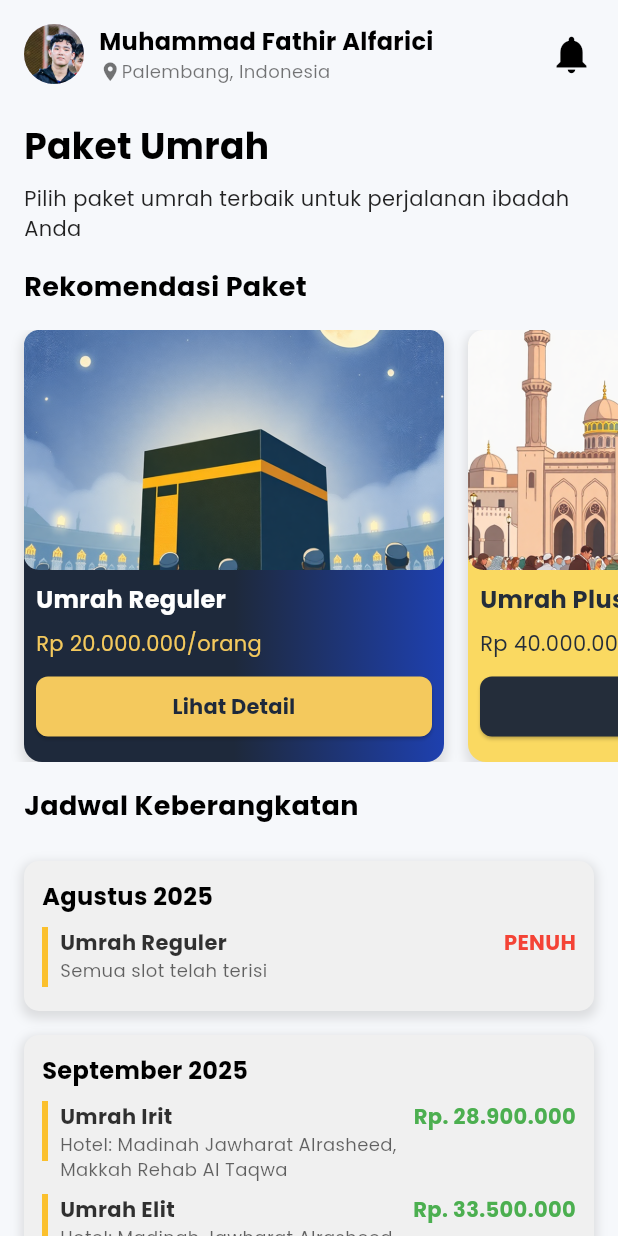
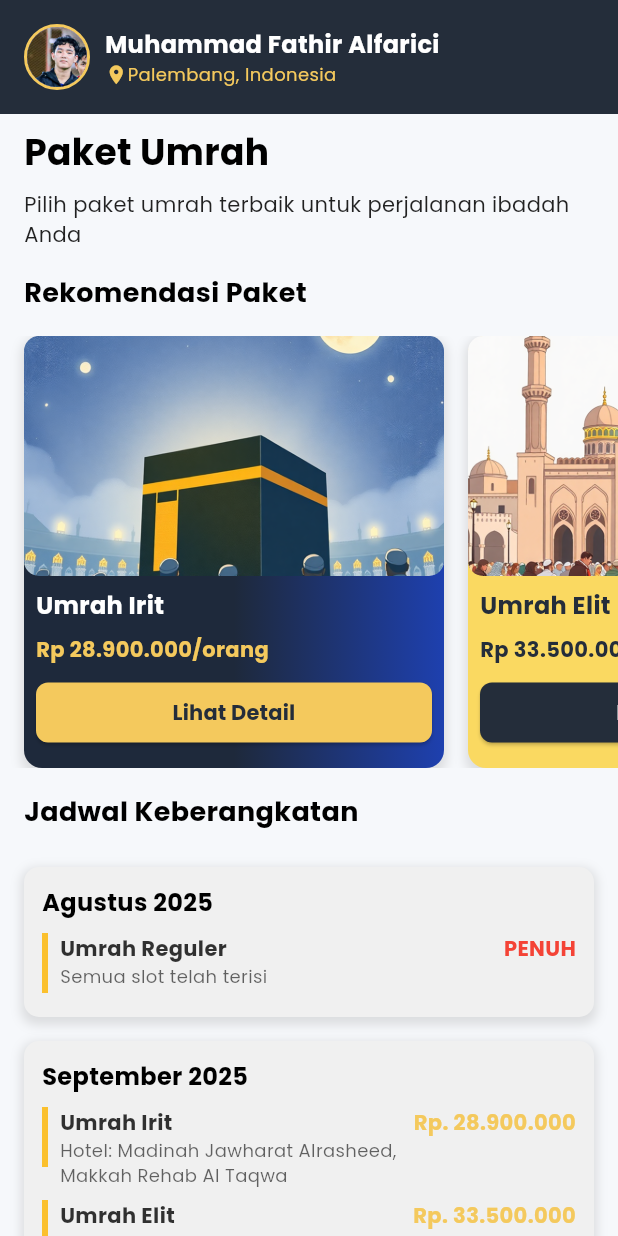
Before and after one commit to Fathirrr43/project_PKL_firebase, a Flutter app: the screen it shows after launch, after a tap on "Paket Umrah", on a phone screen of 412 x 824 dp. Run offline on Flutter 3.47's test engine with Material 3 defaults, Android fonts, the phone set to English and light mode, and no system bars; our stand-ins replace google_fonts.

Commit message:
Page Paket Umrah

```diff
--- a/lib/main.dart
+++ b/lib/main.dart
@@ -2,6 +2,10 @@ import 'package:flutter/material.dart';
 import 'package:myapp/auth/login.dart';
 import 'package:myapp/auth/onboarding.dart';
 import 'package:myapp/views/home.dart';
+// import 'package:myapp/views/lokasi.dart';
+// import 'package:myapp/views/sholat.dart';
+// import 'package:myapp/views/umrah.dart';
+// import 'package:myapp/views/faq.dart';
 import 'package:provider/provider.dart';
 
 void main() {
@@ -23,6 +27,11 @@ class MyApp extends StatelessWidget {
           '/': (context) => Home(),
           '/login': (context) => const Login(),
           '/onboarding': (context) => const OnBoarding(),
+          '/home': (context) => const Home(),
+          // '/umrah': (context) => const UmrahPage(),
+          // '/lokasi': (context) => const LokasiCabang(),
+          // '/sholat': (context) => const WaktuShalat(),
+          // '/faq': (context) => const Faq(),
         },
       ),
     );
--- a/lib/views/umrah.dart
+++ b/lib/views/umrah.dart
@@ -11,7 +11,7 @@ class PaketUmrah extends StatefulWidget {
 class _PaketUmrahState extends State<PaketUmrah> {
   @override
   Widget build(BuildContext context) {
-     return Scaffold(
+    return Scaffold(
       backgroundColor: const Color(0xFFF6F8FB),
       body: SafeArea(
         child: SingleChildScrollView(
@@ -19,13 +19,23 @@ class _PaketUmrahState extends State<PaketUmrah> {
             crossAxisAlignment: CrossAxisAlignment.start,
             children: [
               // Profile Header
-              Padding(
+              Container(
+                color: Color(0xFF242D3A), // Set background color here
                 padding: const EdgeInsets.all(16.0),
                 child: Row(
                   children: [
-                    CircleAvatar(
-                      backgroundImage: AssetImage('assets/images/pp.png'),
-                      radius: 20,
+                    Container(
+                      decoration: BoxDecoration(
+                        shape: BoxShape.circle,
+                        border: Border.all(
+                          color: Color(0xFFF4C95D), // Border color
+                          width: 2.0, // Border width
+                        ),
+                      ),
+                      child: CircleAvatar(
+                        backgroundImage: AssetImage('assets/images/pp.png'),
+                        radius: 20,
+                      ),
                     ),
                     const SizedBox(width: 10),
                     Column(
@@ -35,7 +45,7 @@ class _PaketUmrahState extends State<PaketUmrah> {
                           EdgeInsets.zero,
                           'Muhammad Fathir Alfarici',
                           TextAlign.left,
-                          Colors.black,
+                          const Color.fromARGB(255, 255, 255, 255),
                           FontWeight.bold,
                           16.0,
                         ),
@@ -43,26 +53,20 @@ class _PaketUmrahState extends State<PaketUmrah> {
                           children: [
                             const Icon(
                               Icons.location_on,
-                              color: Colors.black54,
+                              color: Color(0xFFF4C95D),
                               size: 15,
                             ),
                             textView(
                               EdgeInsets.zero,
                               'Palembang, Indonesia',
                               TextAlign.left,
-                              Colors.black54,
+                              Color(0xFFF4C95D),
                               FontWeight.normal,
                               12.0,
                             ),
                           ],
                         ),
                       ],
-                    ),
-                    const Spacer(),
-                    const Icon(
-                      Icons.notifications,
-                      color: Colors.black,
-                      size: 30,
                     ),
                   ],
                 ),
@@ -114,25 +118,27 @@ class _PaketUmrahState extends State<PaketUmrah> {
                   children: [
                     const SizedBox(width: 16),
                     _buildUmrahPackageCard(
-                      'assets/images/paket umrah reguler.png',
-                      'Umrah Reguler',
-                      'Rp 20.000.000/orang',
+                      'assets/images/umrah irit.png',
+                      'Umrah Irit',
+                      'Rp 28.900.000/orang',
                       const Color(0xFF1E293B),
                       const Color(0xFF1E40AF),
                       const Color.fromARGB(255, 255, 255, 255),
                       const Color(0xFFF4C95D),
-                      const Color(0xFFF4C95D),
+                      const Color(0xFF242D3A), // Text color for button
+                      const Color(0xFFF4C95D), // Button color
                     ),
                     const SizedBox(width: 16),
                     _buildUmrahPackageCard(
-                      'assets/images/paket umrah+tour.png',
-                      'Umrah Plus Tour',
-                      'Rp 40.000.000/orang',
+                      'assets/images/umrah elit.png',
+                      'Umrah Elit',
+                      'Rp 33.500.000/orang',
                       const Color(0xFFFAD961),
                       const Color(0xFFFBC02D),
                       const Color(0xFF242D3A),
                       const Color(0xFF242D3A),
-                      const Color(0xFF242D3A),
+                      const Color(0xFFFFFFFF),  // Text color for button
+                      const Color(0xFF242D3A), // Button color
                     ),
                     const SizedBox(width: 16),
                     // Add more package cards as needed
@@ -321,6 +327,7 @@ class _PaketUmrahState extends State<PaketUmrah> {
     Color gradientColor2,
     Color packageNameColor,
     Color priceColor,
+    Color buttonTextColor, // New parameter for button text color
     Color buttonColor,
   ) {
     return Container(
@@ -375,9 +382,9 @@ class _PaketUmrahState extends State<PaketUmrah> {
               price,
               TextAlign.left,
               priceColor,
-              FontWeight.normal,
+              FontWeight.bold,
               14.0,
-            ), // Use priceColor here
+            ), // Make price bold and use priceColor
           ),
           Padding(
             padding: const EdgeInsets.symmetric(horizontal: 8.0, vertical: 8.0),
@@ -399,7 +406,7 @@ class _PaketUmrahState extends State<PaketUmrah> {
                 EdgeInsets.zero,
                 'Lihat Detail',
                 TextAlign.center,
-                const Color(0xFF1E293B),
+                buttonTextColor, // Use the new parameter for text color
                 FontWeight.bold,
                 14.0,
               ),
@@ -490,7 +497,7 @@ class _PaketUmrahState extends State<PaketUmrah> {
                       TextAlign.right,
                       package['priceStatus'] == 'PENUH'
                           ? Colors.red
-                          : Colors.green,
+                          : Color(0xFFF4C95D),
                       FontWeight.bold,
                       14.0,
                     ),
```
Also changed, not shown: assets/images/umrah elit.png (renamed from assets/images/paket umrah+tour.png), assets/images/umrah irit.png (renamed from assets/images/paket umrah reguler.png).
